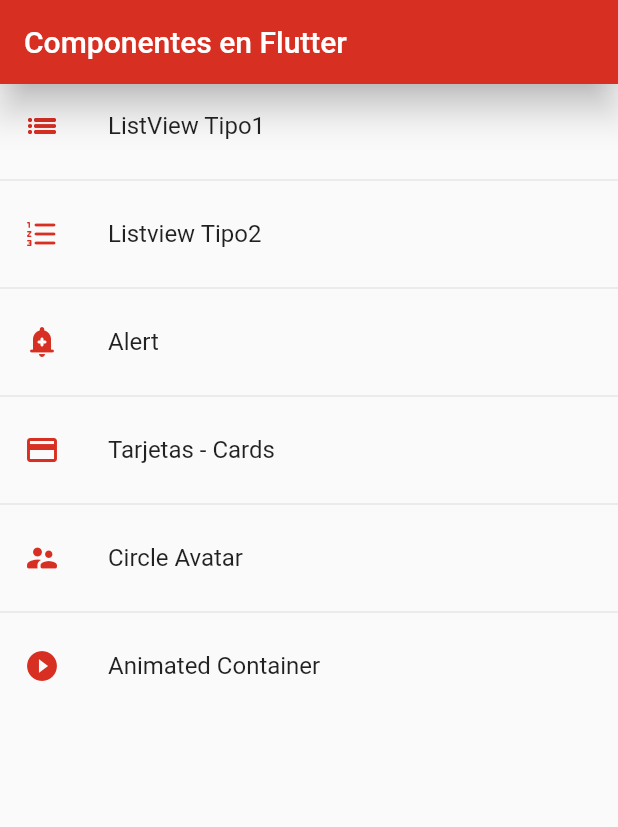
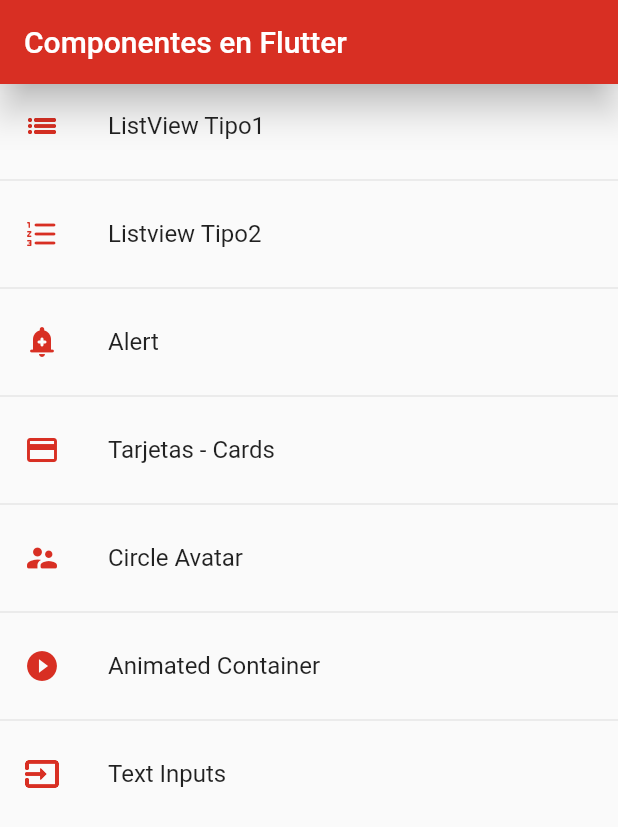
Before and after one commit to VioMoreno/fl_components_course, a Flutter app: the screen it shows after launch, on a phone screen of 412 x 824 dp. Shown: the top 827 px of the screen. Run offline on Flutter 3.47's test engine with Material 2 defaults, Android fonts, the phone set to English and light mode, and no system bars.

Commit message:
textFormField1

```diff
--- a/lib/router/app_routes.dart
+++ b/lib/router/app_routes.dart
@@ -9,23 +9,27 @@ class AppRoutes {
   static const initialRoute = 'home';
 
   static final menuOptions = <MenuOption> [
-   // MenuOption(route: 'home', name: 'Home Screen', screen: const HomeScreen(), icon: Icons.home_rounded),
+    //MenuOption(route: 'home', name: 'Home Screen', screen: const HomeScreen(), icon: Icons.home_rounded),
     MenuOption(route: 'listview1', icon: Icons.list_sharp, name: 'ListView Tipo1', screen: const Listview1Screen()),
     MenuOption(route: 'listview2', icon: Icons.format_list_numbered_rounded, name: 'Listview Tipo2', screen: const Listview2Screen()),
     MenuOption(route: 'Alert', icon: Icons.add_alert_rounded, name: 'Alert', screen: const AlertScreen()),
     MenuOption(route: 'Card', icon: Icons.credit_card_outlined, name: 'Tarjetas - Cards', screen: const CardScreen()),
     MenuOption(route: 'Avatar', icon: Icons.supervisor_account_rounded, name: 'Circle Avatar', screen: const AvatarScreen()),
-    MenuOption(route: 'Animated', icon: Icons.play_circle_filled_outlined, name: 'Animated Container', screen: const AnimatedScreen())
+    MenuOption(route: 'Animated', icon: Icons.play_circle_filled_outlined, name: 'Animated Container', screen: const AnimatedScreen()),
+    MenuOption(route: 'Inputs', icon: Icons.input_outlined, name: 'Text Inputs', screen: const InputsScreen()),
   ];
 
 
   static Map<String, Widget Function(BuildContext)> getAppRoutes() {
 
     Map<String, Widget Function(BuildContext)> appRoutes = {};
+    appRoutes.addAll({
+        'home' : (BuildContext context) => const HomeScreen(),
+      });
 
     for (final option in menuOptions) {
       appRoutes.addAll({
-        'home': (BuildContext context) => const HomeScreen(),
+        option.route : (BuildContext context) => option.screen,
       });
     }
 
--- a/lib/screens/screens.dart
+++ b/lib/screens/screens.dart
@@ -1,9 +1,12 @@
+
+
 
 export 'package:fl_componentes/screens/alerta.dart';
+export 'package:fl_componentes/screens/animated.dart';
 export 'package:fl_componentes/screens/avatar.dart';
 export 'package:fl_componentes/screens/card.dart';
 export 'package:fl_componentes/screens/home.dart';
+export 'package:fl_componentes/screens/inputs.dart';
 export 'package:fl_componentes/screens/listview1.dart';
 export 'package:fl_componentes/screens/listview2.dart';
 export 'package:flutter/material.dart';
-export 'package:fl_componentes/screens/animated.dart';
```
